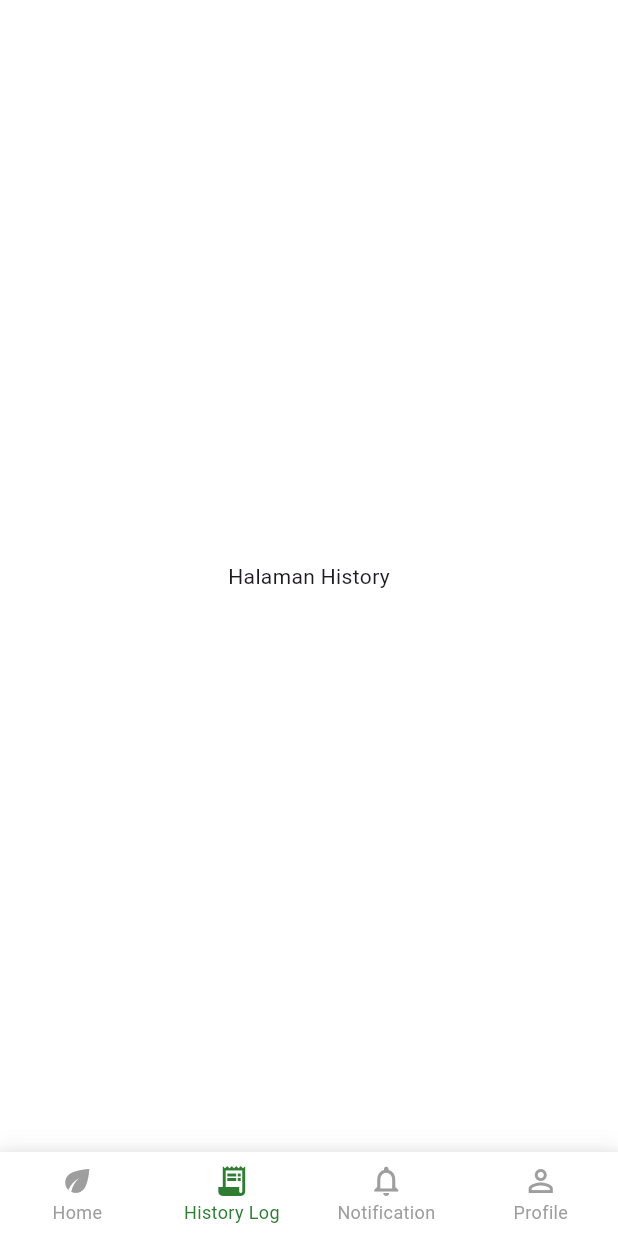
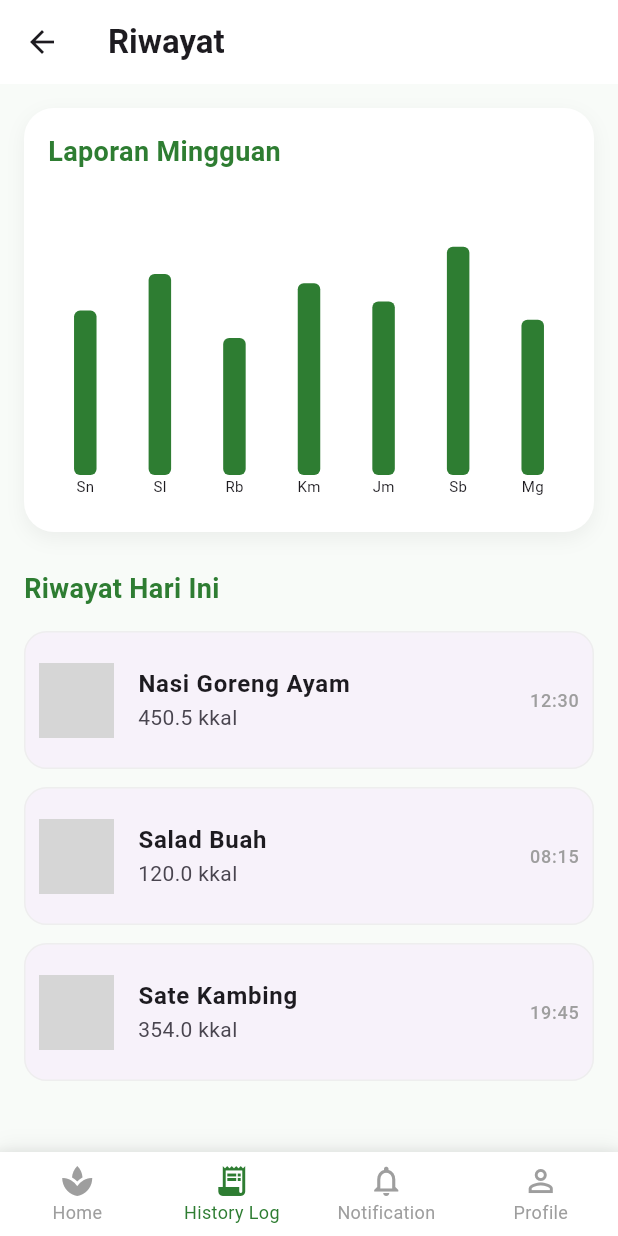
Before and after one commit to ZoeryaXD/NutriGenius, a Flutter app: the MainNavigationPage screen opened by its route, item 2 of the bottom bar chosen, on a phone screen of 412 x 824 dp. Run offline on Flutter 3.47's test engine with Material 3 defaults, Android fonts, the phone set to English and light mode, and no system bars; drawn by our look-alikes of fl_chart; our stand-ins replace camera, equatable, get_it; network calls fail; grey boxes are pictures that could not be loaded.

Commit message:
Update navigasi dan tambah halaman history

```diff
--- a/lib/features/dashboard/presentation/pages/main_navigation_page.dart
+++ b/lib/features/dashboard/presentation/pages/main_navigation_page.dart
@@ -1,5 +1,6 @@
 import 'package:flutter/material.dart';
 import '../../../../core/theme/app_colors.dart';
+import '../../../history/presentation/history_page.dart';
 import 'home_page.dart';
 import 'placeholder_pages.dart'; // Import placeholder yang baru dibuat
 
@@ -56,7 +57,7 @@ class _MainNavigationPageState extends State<MainNavigationPage> {
           unselectedFontSize: 12,
           items: const [
             BottomNavigationBarItem(
-              icon: Icon(Icons.eco), // Ikon Daun/Home
+              icon: Icon(Icons.spa), // Ikon Daun/Home
               label: 'Home',
             ),
             BottomNavigationBarItem(
--- a/lib/features/dashboard/presentation/pages/placeholder_pages.dart
+++ b/lib/features/dashboard/presentation/pages/placeholder_pages.dart
@@ -1,19 +1,15 @@
 import 'package:flutter/material.dart';
-
-class HistoryPage extends StatelessWidget {
-  const HistoryPage({super.key});
-  @override
-  Widget build(BuildContext context) => const Scaffold(body: Center(child: Text("Halaman History")));
-}
 
 class NotificationPage extends StatelessWidget {
   const NotificationPage({super.key});
   @override
-  Widget build(BuildContext context) => const Scaffold(body: Center(child: Text("Halaman Notifikasi")));
+  Widget build(BuildContext context) =>
+      const Scaffold(body: Center(child: Text("Halaman Notifikasi")));
 }
 
 class ProfilePage extends StatelessWidget {
   const ProfilePage({super.key});
   @override
-  Widget build(BuildContext context) => const Scaffold(body: Center(child: Text("Halaman Profil")));
+  Widget build(BuildContext context) =>
+      const Scaffold(body: Center(child: Text("Halaman Profil")));
 }
--- /dev/null
+++ b/lib/features/history/presentation/components/weekly_report_card.dart
@@ -0,0 +1,98 @@
+import 'package:fl_chart/fl_chart.dart';
+import 'package:flutter/material.dart';
+
+class WeeklyReportCard extends StatelessWidget {
+  final List<double> dummyWeeklyData = [
+    1800,
+    2200,
+    1500,
+    2100,
+    1900,
+    2500,
+    1700,
+  ];
+
+  WeeklyReportCard({super.key});
+
+  @override
+  Widget build(BuildContext context) {
+    return Container(
+      padding: const EdgeInsets.all(16),
+      decoration: BoxDecoration(
+        color: Colors.white,
+        borderRadius: BorderRadius.circular(20),
+        boxShadow: [
+          BoxShadow(
+            color: Colors.black.withOpacity(0.05),
+            blurRadius: 10,
+            offset: const Offset(0, 4),
+          ),
+        ],
+      ),
+      child: Column(
+        crossAxisAlignment: CrossAxisAlignment.start,
+        children: [
+          const Text(
+            "Laporan Mingguan",
+            style: TextStyle(
+              fontSize: 18,
+              fontWeight: FontWeight.bold,
+              color: Color(0xFF2E7D32),
+            ),
+          ),
+          const SizedBox(height: 20),
+          AspectRatio(
+            aspectRatio: 1.7,
+            child: BarChart(
+              BarChartData(
+                alignment: BarChartAlignment.spaceAround,
+                maxY: 3000,
+                barTouchData: BarTouchData(enabled: true),
+                titlesData: FlTitlesData(
+                  show: true,
+                  bottomTitles: AxisTitles(
+                    sideTitles: SideTitles(
+                      showTitles: true,
+                      getTitlesWidget: (value, meta) {
+                        const days = ['Sn', 'Sl', 'Rb', 'Km', 'Jm', 'Sb', 'Mg'];
+                        return Text(
+                          days[value.toInt()],
+                          style: const TextStyle(fontSize: 10),
+                        );
+                      },
+                    ),
+                  ),
+                  leftTitles: const AxisTitles(
+                    sideTitles: SideTitles(showTitles: false),
+                  ),
+                  topTitles: const AxisTitles(
+                    sideTitles: SideTitles(showTitles: false),
+                  ),
+                  rightTitles: const AxisTitles(
+                    sideTitles: SideTitles(showTitles: false),
+                  ),
+                ),
+                gridData: const FlGridData(show: false),
+                borderData: FlBorderData(show: false),
+                barGroups:
+                    dummyWeeklyData.asMap().entries.map((e) {
+                      return BarChartGroupData(
+                        x: e.key,
+                        barRods: [
+                          BarChartRodData(
+                            toY: e.value,
+                            color: const Color(0xFF2E7D32),
+                            width: 15,
+                            borderRadius: BorderRadius.circular(4),
+                          ),
+                        ],
+                      );
+                    }).toList(),
+              ),
+            ),
+          ),
+        ],
+      ),
+    );
+  }
+}
--- /dev/null
+++ b/lib/features/history/presentation/history_page.dart
@@ -0,0 +1,101 @@
+import 'package:flutter/material.dart';
+import 'components/weekly_report_card.dart'; // Import widget grafik di atas
+
+class HistoryPage extends StatelessWidget {
+  const HistoryPage({super.key});
+
+  final List<Map<String, dynamic>> dummyHistory = const [
+    {
+      'name': 'Nasi Goreng Ayam',
+      'cal': 450.5,
+      'time': '12:30',
+      'img': 'https://via.placeholder.com/150',
+    },
+    {
+      'name': 'Salad Buah',
+      'cal': 120.0,
+      'time': '08:15',
+      'img': 'https://via.placeholder.com/150',
+    },
+    {
+      'name': 'Sate Kambing',
+      'cal': 354.0,
+      'time': '19:45',
+      'img': 'https://via.placeholder.com/150',
+    },
+  ];
+
+  @override
+  Widget build(BuildContext context) {
+    return Scaffold(
+      backgroundColor: const Color(0xFFF8FBF8),
+      appBar: AppBar(
+        title: const Text(
+          "Riwayat",
+          style: TextStyle(fontWeight: FontWeight.bold),
+        ),
+        backgroundColor: Colors.white,
+        elevation: 0,
+        centerTitle: false,
+      ),
+      body: SingleChildScrollView(
+        padding: const EdgeInsets.all(16.0),
+        child: Column(
+          crossAxisAlignment: CrossAxisAlignment.start,
+          children: [
+            WeeklyReportCard(),
+
+            const SizedBox(height: 25),
+            const Text(
+              "Riwayat Hari Ini",
+              style: TextStyle(
+                fontSize: 18,
+                fontWeight: FontWeight.bold,
+                color: Color(0xFF2E7D32),
+              ),
+            ),
+            const SizedBox(height: 15),
+
+            ListView.builder(
+              shrinkWrap: true,
+              physics: const NeverScrollableScrollPhysics(),
+              itemCount: dummyHistory.length,
+              itemBuilder: (context, index) {
+                final item = dummyHistory[index];
+                return Card(
+                  margin: const EdgeInsets.only(bottom: 12),
+                  elevation: 0,
+                  shape: RoundedRectangleBorder(
+                    borderRadius: BorderRadius.circular(15),
+                    side: BorderSide(color: Colors.grey.shade200),
+                  ),
+                  child: ListTile(
+                    contentPadding: const EdgeInsets.all(10),
+                    leading: ClipRRect(
+                      borderRadius: BorderRadius.circular(10),
+                      child: Image.network(
+                        item['img'],
+                        width: 50,
+                        height: 50,
+                        fit: BoxFit.cover,
+                      ),
+                    ),
+                    title: Text(
+                      item['name'],
+                      style: const TextStyle(fontWeight: FontWeight.bold),
+                    ),
+                    subtitle: Text("${item['cal']} kkal"),
+                    trailing: Text(
+                      item['time'],
+                      style: const TextStyle(color: Colors.grey, fontSize: 12),
+                    ),
+                  ),
+                );
+              },
+            ),
+          ],
+        ),
+      ),
+    );
+  }
+}
--- a/pubspec.yaml
+++ b/pubspec.yaml
@@ -40,6 +40,7 @@ dependencies:
   camera: ^0.11.3
   equatable: ^2.0.7
   get_it: ^9.2.0
+  fl_chart: ^1.1.1
 
 dev_dependencies:
   flutter_test:
```
Also changed, not shown: pubspec.lock, 1 other file.
